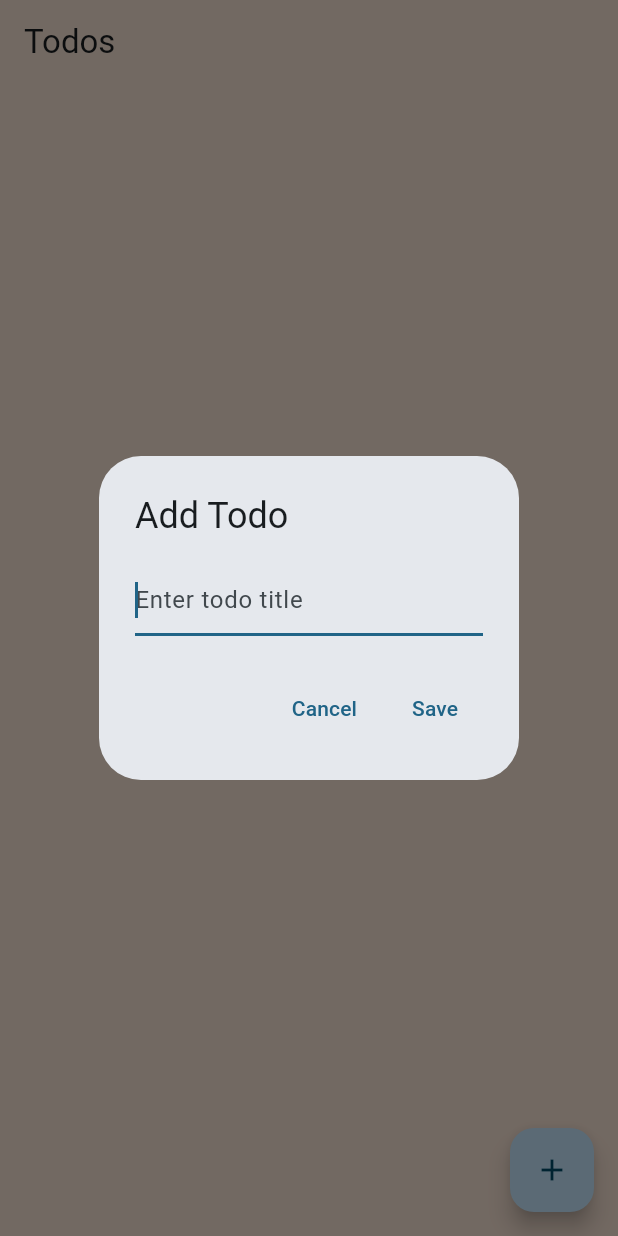
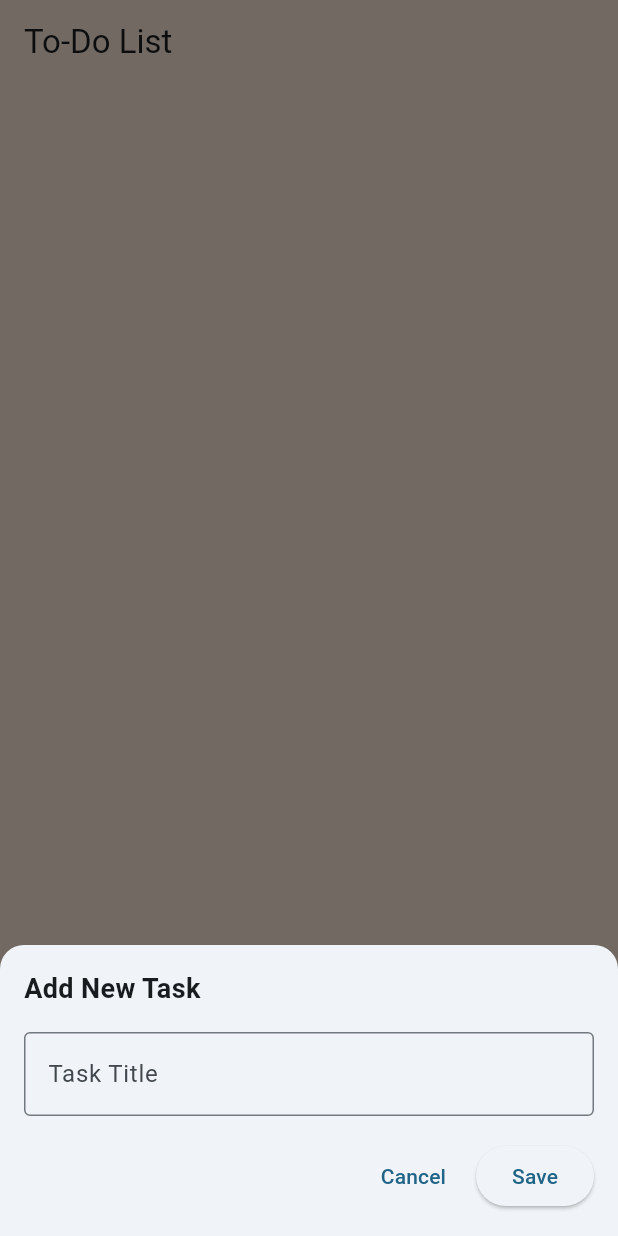
Before and after one commit to Rwan00/todo__task, a Flutter app: the screen it shows after launch, after a tap on the "add" icon, on a phone screen of 412 x 824 dp. Run offline on Flutter 3.47's test engine with Material 3 defaults, Android fonts, the phone set to English and light mode, and no system bars; our stand-ins replace lucide_icons; network calls fail.

Commit message:
finish home screen

```diff
--- a/lib/core/provider/todos_provider.dart
+++ b/lib/core/provider/todos_provider.dart
@@ -28,7 +28,7 @@ class TodosProvider with ChangeNotifier {
       _todos.insert(0, newTodo);
       notifyListeners();
     } catch (e) {
-      rethrow;
+      throw Exception('Failed to add the task. Please try again.');
     }
   }
 
@@ -41,7 +41,7 @@ class TodosProvider with ChangeNotifier {
         notifyListeners();
       }
     } catch (e) {
-      rethrow;
+      throw Exception('Failed to update the task.');
     }
   }
 
@@ -51,7 +51,9 @@ class TodosProvider with ChangeNotifier {
       _todos.removeWhere((todo) => todo.id == id);
       notifyListeners();
     } catch (e) {
-      rethrow;
+      throw Exception('Failed to delete the task.');
     }
   }
+
+
 }
--- a/lib/features/home/presentation/views/home_view.dart
+++ b/lib/features/home/presentation/views/home_view.dart
@@ -1,9 +1,10 @@
 import 'package:flutter/material.dart';
 import 'package:provider/provider.dart';
-import 'package:todo_app/core/models/task_model.dart';
-import 'package:todo_app/features/home/presentation/widgets/custom_loading_widget.dart';
+
+import 'package:todo_app/features/home/presentation/widgets/tasks_list_view.dart';
 
 import '../../../../core/provider/todos_provider.dart';
+import '../widgets/show_dialog_methods.dart';
 
 class HomeView extends StatefulWidget {
   const HomeView({super.key});
@@ -24,115 +25,16 @@ class _HomeViewState extends State<HomeView> {
   @override
   Widget build(BuildContext context) {
     return Scaffold(
-      appBar: AppBar(title: const Text('Todos')),
+      appBar: AppBar(
+          title: const Text(
+        'To-Do List',
+      )),
       floatingActionButton: FloatingActionButton(
-        onPressed: () => _showAddTodoDialog(context),
+        onPressed: () => showAddTodoBottomSheet(context),
         child: const Icon(Icons.add),
       ),
-      body: Consumer<TodosProvider>(
-        builder: (context, provider, child) {
-          if (provider.isLoading) {
-            return const Center(child: CustomLoadingWidget());
-          }
-          return ListView.builder(
-            itemCount: provider.todos.length,
-            itemBuilder: (context, index) {
-              final todo = provider.todos[index];
-              return ListTile(
-                title: Text(todo.title),
-                leading: Checkbox(
-                  value: todo.completed,
-                  onChanged: (value) {
-                    provider.updateTodo(
-                      todo.copyWith(completed: value ?? false),
-                    );
-                  },
-                ),
-                trailing: IconButton(
-                  icon: const Icon(Icons.delete),
-                  onPressed: () => provider.deleteTodo(todo.id),
-                ),
-                onTap: () => _showEditTodoDialog(context, todo),
-              );
-            },
-          );
-        },
-      ),
+      body: TasksListView(),
     );
   }
 
-  void _showAddTodoDialog(BuildContext context) {
-    showDialog(
-      context: context,
-      builder: (context) => TodoDialog(
-        onSave: (title) {
-          final newTodo = TaskModel(
-            userId: 1,
-            id: 0,
-            title: title,
-            completed: false,
-          );
-          context.read<TodosProvider>().addTodo(newTodo);
-        },
-      ),
-    );
   }
-
-  void _showEditTodoDialog(BuildContext context, TaskModel todo) {
-    showDialog(
-      context: context,
-      builder: (context) => TodoDialog(
-        initialValue: todo.title,
-        onSave: (title) {
-          final updatedTodo = todo.copyWith(title: title);
-          context.read<TodosProvider>().updateTodo(updatedTodo);
-        },
-      ),
-    );
-  }
-}
-
-class TodoDialog extends StatefulWidget {
-  final String? initialValue;
-  final Function(String) onSave;
-
-  const TodoDialog({super.key, this.initialValue, required this.onSave});
-
-  @override
-  State<TodoDialog> createState() => _TodoDialogState();
-}
-
-class _TodoDialogState extends State<TodoDialog> {
-  late final TextEditingController _controller;
-
-  @override
-  void initState() {
-    super.initState();
-    _controller = TextEditingController(text: widget.initialValue);
-  }
-
-  @override
-  Widget build(BuildContext context) {
-    return AlertDialog(
-      title: Text(widget.initialValue == null ? 'Add Todo' : 'Edit Todo'),
-      content: TextField(
-        controller: _controller,
-        autofocus: true,
-        decoration: const InputDecoration(hintText: 'Enter todo title'),
-      ),
-      actions: [
-        TextButton(
-          onPressed: () => Navigator.pop(context),
-          child: const Text('Cancel'),
-        ),
-        TextButton(
-          onPressed: () {
-            widget.onSave(_controller.text);
-            Navigator.pop(context);
-          },
-          child: const Text('Save'),
-        ),
-      ],
-    );
-  }
-}
--- a/lib/features/home/presentation/widgets/show_dialog_methods.dart
+++ b/lib/features/home/presentation/widgets/show_dialog_methods.dart
@@ -0,0 +1,97 @@
+import 'package:flutter/material.dart';
+import 'package:provider/provider.dart';
+import 'package:todo_app/features/home/presentation/widgets/todo_dialog.dart';
+
+import '../../../../core/models/task_model.dart';
+import '../../../../core/provider/todos_provider.dart';
+
+void showEditTodoDialog(BuildContext context, TaskModel todo) {
+  showDialog(
+    context: context,
+    builder: (context) => TodoDialog(
+      initialValue: todo.title,
+      onSave: (title) async {
+        try {
+          final updatedTodo = todo.copyWith(title: title);
+          await context.read<TodosProvider>().updateTodo(updatedTodo);
+        } catch (e) {
+          ScaffoldMessenger.of(context).showSnackBar(
+            SnackBar(
+              content: Text(e.toString()),
+              backgroundColor: Colors.red,
+            ),
+          );
+        }
+      },
+    ),
+  );
+}
+
+void showAddTodoBottomSheet(BuildContext context) {
+  final TextEditingController textController = TextEditingController();
+
+  showModalBottomSheet(
+    context: context,
+    shape: const RoundedRectangleBorder(
+      borderRadius: BorderRadius.vertical(top: Radius.circular(16)),
+    ),
+    isScrollControlled: true,
+    builder: (context) {
+      return Padding(
+        padding: EdgeInsets.only(
+          left: 16,
+          right: 16,
+          bottom: MediaQuery.of(context).viewInsets.bottom + 16,
+          top: 16,
+        ),
+        child: Column(
+          mainAxisSize: MainAxisSize.min,
+          crossAxisAlignment: CrossAxisAlignment.stretch,
+          children: [
+            const Text(
+              'Add New Task',
+              style: TextStyle(fontSize: 18, fontWeight: FontWeight.bold),
+            ),
+            const SizedBox(height: 16),
+            TextField(
+              controller: textController,
+              decoration: const InputDecoration(
+                labelText: 'Task Title',
+                border: OutlineInputBorder(),
+              ),
+            ),
+            const SizedBox(height: 16),
+            Row(
+              mainAxisAlignment: MainAxisAlignment.end,
+              children: [
+                TextButton(
+                  onPressed: () {
+                    Navigator.pop(context);
+                  },
+                  child: const Text('Cancel'),
+                ),
+                const SizedBox(width: 8),
+                ElevatedButton(
+                  onPressed: () {
+                    final title = textController.text.trim();
+                    if (title.isNotEmpty) {
+                      final newTodo = TaskModel(
+                        userId: 1,
+                        id: 0,
+                        title: title,
+                        completed: false,
+                      );
+                      context.read<TodosProvider>().addTodo(newTodo);
+                      Navigator.pop(context);
+                    }
+                  },
+                  child: const Text('Save'),
+                ),
+              ],
+            ),
+          ],
+        ),
+      );
+    },
+  );
+}
--- a/lib/features/home/presentation/widgets/tasks_list_view.dart
+++ b/lib/features/home/presentation/widgets/tasks_list_view.dart
@@ -0,0 +1,45 @@
+import 'package:flutter/material.dart';
+import 'package:provider/provider.dart';
+import 'package:todo_app/features/home/presentation/widgets/task_item_widget.dart';
+
+import '../../../../core/provider/todos_provider.dart';
+import 'custom_loading_widget.dart';
+
+class TasksListView extends StatelessWidget {
+  const TasksListView({super.key});
+
+  @override
+  Widget build(BuildContext context) {
+    return Consumer<TodosProvider>(
+      builder: (context, provider, child) {
+        if (provider.isLoading) {
+          return const Center(child: CustomLoadingWidget());
+        }
+        return ListView.builder(
+          physics: BouncingScrollPhysics(),
+          itemCount: provider.todos.length,
+          itemBuilder: (context, index) {
+            final todo = provider.todos[index];
+            return TaskItemWidget(todo: todo, onChanged: (value) {
+              provider.updateTodo(
+                todo.copyWith(completed: value ?? false),
+              );
+            },
+              delete: () async {
+                try {
+                  await provider.deleteTodo(todo.id);
+                } catch (e) {
+                  ScaffoldMessenger.of(context).showSnackBar(
+                    SnackBar(
+                      content: Text(e.toString()),
+                      backgroundColor: Colors.red,
+                    ),
+                  );
+                }
+              },);
+          },
+        );
+      },
+    );
+  }
+}
--- a/lib/main.dart
+++ b/lib/main.dart
@@ -17,6 +17,7 @@
     return ChangeNotifierProvider(
       create: (context) => TodosProvider(),
       child: MaterialApp(
+        debugShowCheckedModeBanner: false,
         theme: ThemeData(
         scaffoldBackgroundColor: MyColors.kScaffoldColor,
         appBarTheme: const AppBarTheme(color: MyColors.kScaffoldColor),
```
Also changed, not shown: lib/features/home/presentation/widgets/task_item_widget.dart (+49 -0 lines), lib/features/home/presentation/widgets/todo_dialog.dart (+46 -0 lines).
